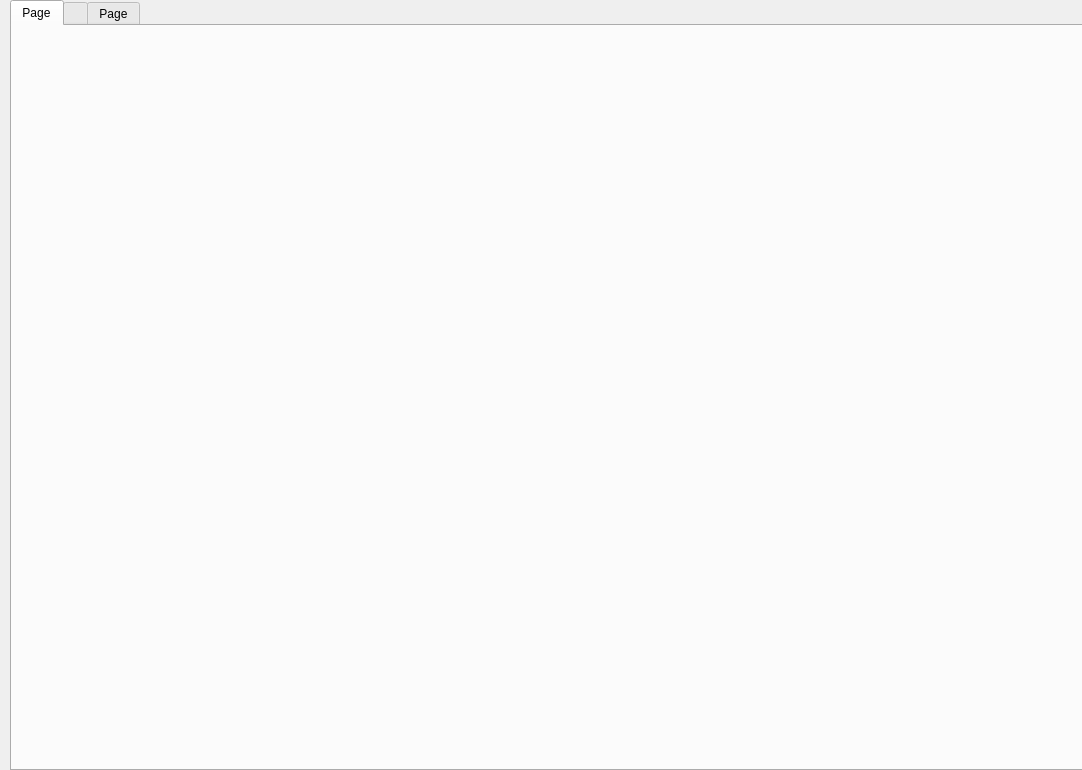
Before: the Qt Designer form sorteerhoed.ui in DanielNowOnGitHub/Sorteerhoed, drawn with Qt 5.
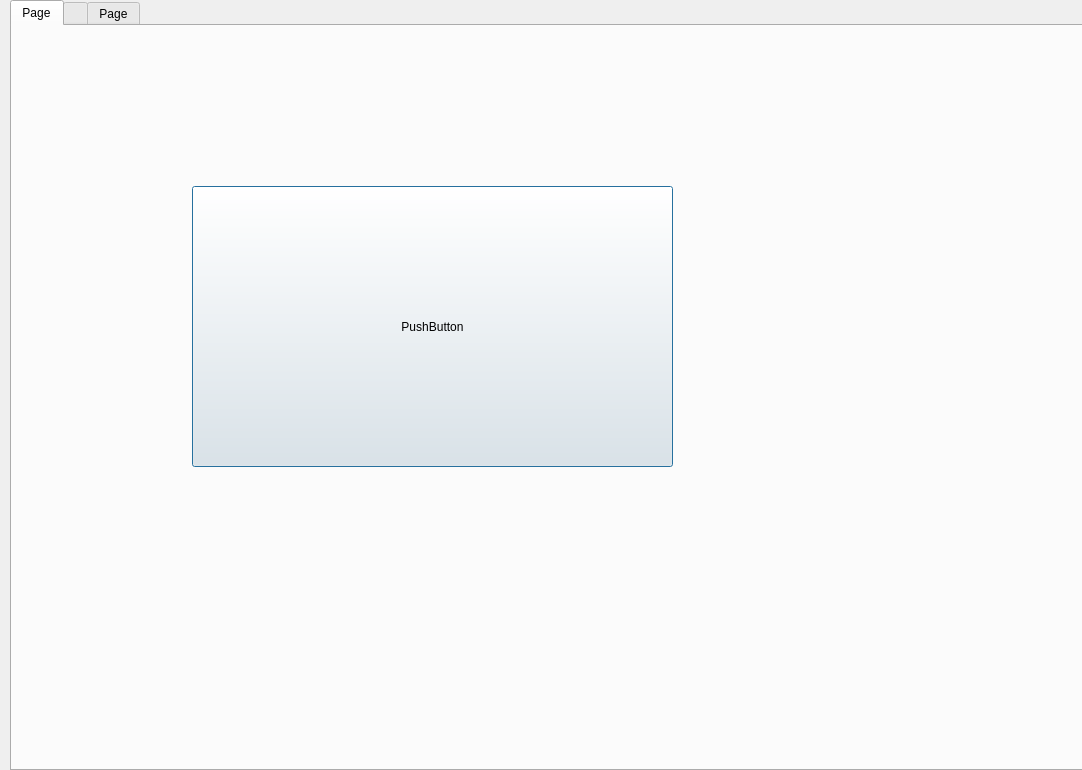
After: the same form once the commit is applied. The open tabs and pages were chosen to show the change. Icons and pictures are not drawn.

The edit to the form file:
```diff
--- a/sorteerhoed.ui
+++ b/sorteerhoed.ui
@@ -42,6 +42,19 @@
     <attribute name="title">
      <string>Page</string>
     </attribute>
+    <widget class="QPushButton" name="start">
+     <property name="geometry">
+      <rect>
+       <x>180</x>
+       <y>160</y>
+       <width>481</width>
+       <height>281</height>
+      </rect>
+     </property>
+     <property name="text">
+      <string>PushButton</string>
+     </property>
+    </widget>
    </widget>
    <widget class="QWidget" name="Vraagscherm1" native="true">
     <attribute name="title">
```
Left out of the diff: 17 changed lines with no effect on the pictures.
